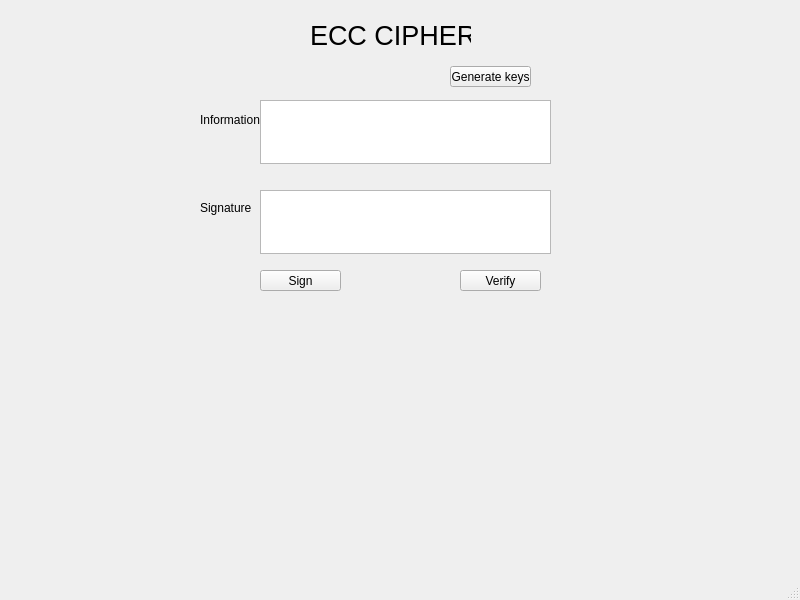
Qt form Lab03/ui/ecc.ui (vanhoadepzai/bmttnc-hutech-2280618861) before a commit.
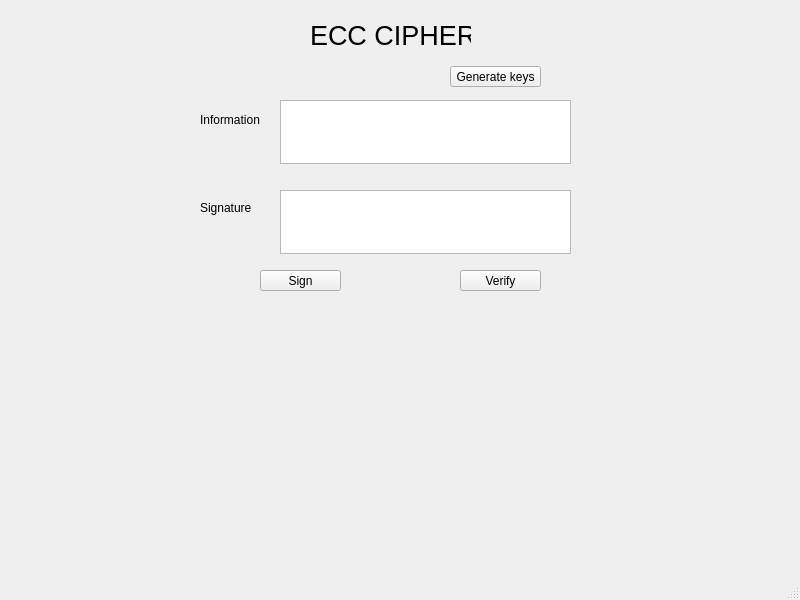
The same form after that commit.

Patch:
```diff
--- a/Lab03/ui/ecc.ui
+++ b/Lab03/ui/ecc.ui
@@ -37,7 +37,7 @@
      <rect>
       <x>200</x>
       <y>110</y>
-      <width>61</width>
+      <width>71</width>
       <height>20</height>
      </rect>
     </property>
@@ -50,7 +50,7 @@
      <rect>
       <x>200</x>
       <y>200</y>
-      <width>51</width>
+      <width>61</width>
       <height>16</height>
      </rect>
     </property>
@@ -63,7 +63,7 @@
      <rect>
       <x>450</x>
       <y>66</y>
-      <width>81</width>
+      <width>91</width>
       <height>21</height>
      </rect>
     </property>
@@ -74,7 +74,7 @@
    <widget class="QTextEdit" name="txt_inf">
     <property name="geometry">
      <rect>
-      <x>260</x>
+      <x>280</x>
       <y>100</y>
       <width>291</width>
       <height>64</height>
@@ -84,7 +84,7 @@
    <widget class="QTextEdit" name="txt_sign">
     <property name="geometry">
      <rect>
-      <x>260</x>
+      <x>280</x>
       <y>190</y>
       <width>291</width>
       <height>64</height>
```
Left out of the diff: 2 changed lines with no effect on the pictures.
